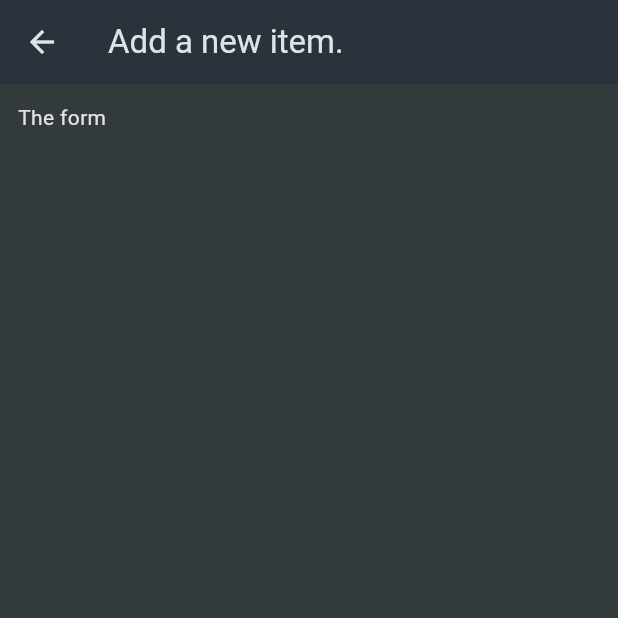
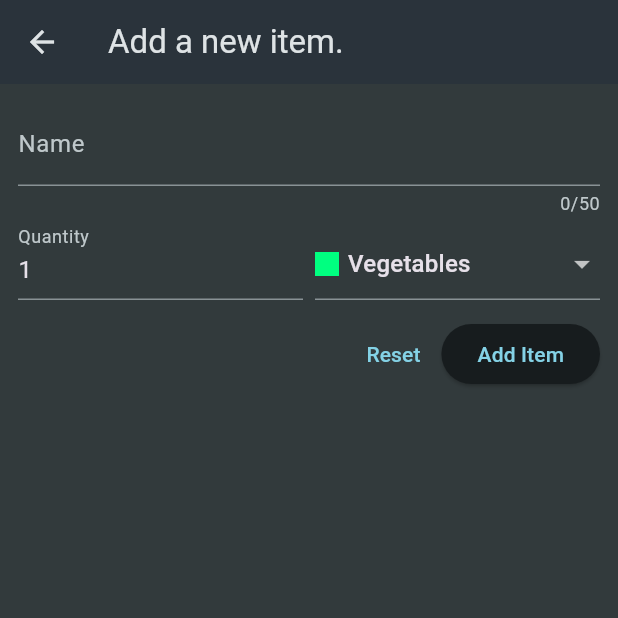
Before and after one commit to ivominic/flutter_test, a Flutter app: the screen it shows after launch, after a tap on the "add" icon, on a phone screen of 412 x 824 dp, the top half of it. Run offline on Flutter 3.47's test engine with Material 3 defaults, Android fonts, the phone set to English and light mode, and no system bars; our stand-ins replace flutter_riverpod, google_fonts, transparent_image.

Commit message:
Shoping list - add and remove functionalities

```diff
--- a/lib/shopping_list/widgets/grocery_list.dart
+++ b/lib/shopping_list/widgets/grocery_list.dart
@@ -1,5 +1,5 @@
 import 'package:flutter/material.dart';
-import 'package:test_app/shopping_list/data/dummy_items.dart';
+import 'package:test_app/shopping_list/models/grocery_item.dart';
 import 'package:test_app/shopping_list/widgets/new_item.dart';
 
 class GroceryList extends StatefulWidget {
@@ -10,14 +10,55 @@ class GroceryList extends StatefulWidget {
 }
 
 class _GroceryListState extends State<GroceryList> {
-  void _addItem() {
-    Navigator.of(context).push(
+  final List<GroceryItem> _groceryItems = [];
+
+  void _addItem() async {
+    final newItem = await Navigator.of(context).push<GroceryItem>(
       MaterialPageRoute(builder: (ctx) => const NewItem()),
     );
+
+    if (newItem == null) {
+      return;
+    }
+
+    setState(() {
+      _groceryItems.add(newItem);
+    });
+  }
+
+  void _removeItem(GroceryItem item) {
+    setState(() {
+      _groceryItems.remove(item);
+    });
   }
 
   @override
   Widget build(BuildContext context) {
+    Widget content = const Center(
+      child: Text("No items."),
+    );
+
+    if (_groceryItems.isNotEmpty) {
+      content = ListView.builder(
+        itemCount: _groceryItems.length,
+        itemBuilder: (ctx, index) => Dismissible(
+          onDismissed: (direction) {
+            _removeItem(_groceryItems[index]);
+          },
+          key: ValueKey(_groceryItems[index].id),
+          child: ListTile(
+            title: Text(_groceryItems[index].name),
+            leading: Container(
+              width: 24,
+              height: 24,
+              color: _groceryItems[index].category.color,
+            ),
+            trailing: Text(_groceryItems[index].quantity.toString()),
+          ),
+        ),
+      );
+    }
+
     return Scaffold(
       appBar: AppBar(
         title: const Text("Your Groceries"),
@@ -28,18 +69,7 @@ class _GroceryListState extends State<GroceryList> {
           )
         ],
       ),
-      body: ListView.builder(
-        itemCount: groceryItems.length,
-        itemBuilder: (ctx, index) => ListTile(
-          title: Text(groceryItems[index].name),
-          leading: Container(
-            width: 24,
-            height: 24,
-            color: groceryItems[index].category.color,
-          ),
-          trailing: Text(groceryItems[index].quantity.toString()),
-        ),
-      ),
+      body: content,
     );
   }
 }
--- a/lib/shopping_list/widgets/new_item.dart
+++ b/lib/shopping_list/widgets/new_item.dart
@@ -1,4 +1,7 @@
 import 'package:flutter/material.dart';
+import 'package:test_app/shopping_list/data/categories.dart';
+import 'package:test_app/shopping_list/models/category.dart';
+import 'package:test_app/shopping_list/models/grocery_item.dart';
 
 class NewItem extends StatefulWidget {
   const NewItem({super.key});
@@ -10,6 +13,22 @@ class NewItem extends StatefulWidget {
 }
 
 class _NewItemState extends State<NewItem> {
+  final _formKey = GlobalKey<FormState>();
+  var _enteredName = "";
+  var _enteredQuantity = 1;
+  var _selectedCategory = categories[Categories.vegetables]!;
+
+  void _saveItem() {
+    if (_formKey.currentState!.validate()) {
+      _formKey.currentState!.save();
+      Navigator.of(context).pop(GroceryItem(
+          id: DateTime.now().toString(),
+          name: _enteredName,
+          quantity: _enteredQuantity,
+          category: _selectedCategory));
+    }
+  }
+
   @override
   Widget build(BuildContext context) {
     return Scaffold(
@@ -18,7 +37,103 @@ class _NewItemState extends State<NewItem> {
       ),
       body: Padding(
         padding: const EdgeInsets.all(12),
-        child: Text("The form"),
+        child: Form(
+          key: _formKey,
+          child: Column(
+            children: [
+              TextFormField(
+                maxLength: 50,
+                decoration: const InputDecoration(
+                  label: Text("Name"),
+                ),
+                validator: (value) {
+                  if (value == null ||
+                      value.isEmpty ||
+                      value.trim().length < 3 ||
+                      value.trim().length > 50) {
+                    return "Text should have more than 3 and no more than 50 characters.";
+                  }
+                  return null;
+                },
+                onSaved: (value) {
+                  _enteredName = value!;
+                },
+              ),
+              Row(
+                crossAxisAlignment: CrossAxisAlignment.end,
+                children: [
+                  Expanded(
+                      child: TextFormField(
+                    decoration: const InputDecoration(label: Text("Quantity")),
+                    keyboardType: TextInputType.number,
+                    initialValue: _enteredQuantity.toString(),
+                    validator: (value) {
+                      if (value == null ||
+                          value.isEmpty ||
+                          int.tryParse(value) == null ||
+                          int.tryParse(value)! <= 0) {
+                        return "Must be a valid, positive number.";
+                      }
+                      return null;
+                    },
+                    onSaved: (value) {
+                      _enteredQuantity = int.parse(value!);
+                    },
+                  )),
+                  const SizedBox(
+                    width: 8,
+                  ),
+                  Expanded(
+                      child: DropdownButtonFormField(
+                    value: _selectedCategory,
+                    items: [
+                      for (final category in categories.entries)
+                        DropdownMenuItem(
+                          value: category.value,
+                          child: Row(
+                            children: [
+                              Container(
+                                width: 16,
+                                height: 16,
+                                color: category.value.color,
+                              ),
+                              const SizedBox(
+                                width: 6,
+                              ),
+                              Text(category.value.title),
+                            ],
+                          ),
+                        )
+                    ],
+                    onChanged: (value) {
+                      setState(() {
+                        _selectedCategory = value!;
+                      });
+                    },
+                  )),
+                ],
+              ),
+              const SizedBox(
+                height: 12,
+              ),
+              Row(
+                mainAxisAlignment: MainAxisAlignment.end,
+                children: [
+                  TextButton(
+                    onPressed: () {
+                      _formKey.currentState!.reset();
+                    },
+                    child: const Text("Reset"),
+                  ),
+                  ElevatedButton(
+                    onPressed: _saveItem,
+                    child: const Text("Add Item"),
+                  ),
+                ],
+              )
+            ],
+          ),
+        ),
       ),
     );
   }
```
Also changed, not shown: lib/shopping_list/data/dummy_items.dart (deleted, +0 -21 lines).
